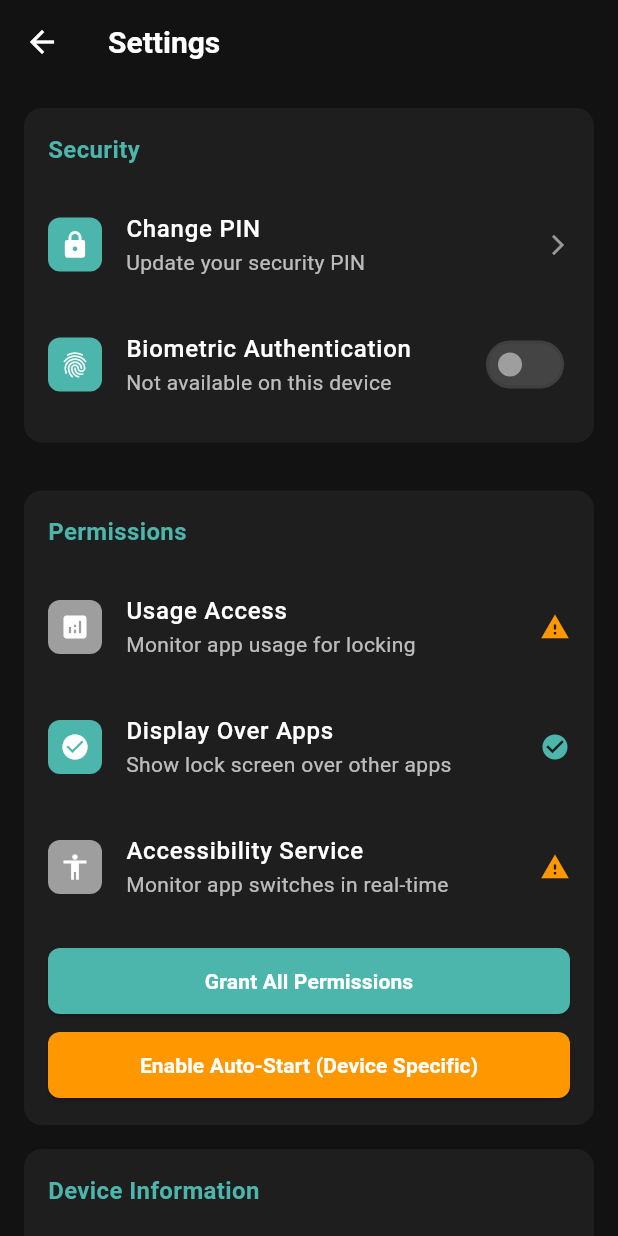
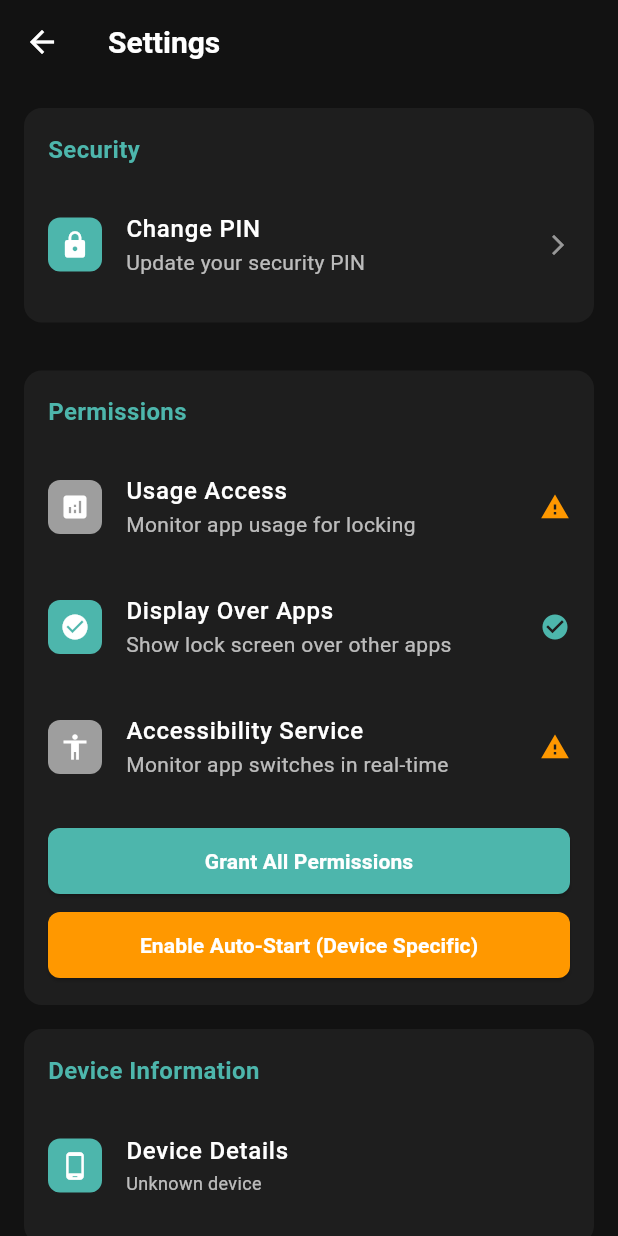
Before and after one commit to rianphlox/app-locker, a Flutter app: the HomeScreen screen opened directly, after a tap on the "settings" icon, on a phone screen of 412 x 824 dp. Run offline on Flutter 3.47's test engine with Material 3 defaults, Android fonts, the phone set to English and light mode, and no system bars; our stand-ins replace logger, permission_handler, shared_preferences, sqflite; missing offline and left inert: flutter_background_service; accounts and stored records are empty; project files that could hold a hidden picture were left out.

Commit message:
fix: Remove biometric auth, implement native PIN unlock, but PIN interception loop persists
## Changes Made
- **Removed biometric authentication completely**:
  - Deleted local_auth dependency from pubspec.yaml
  - Removed biometric permissions from AndroidManifest.xml
  - Stripped biometric UI and methods from settings_screen.dart
  - Removed biometric methods from app_lock_service.dart

- **Enhanced native PIN unlock system**:
  - Modified AccessibilityService to launch PinUnlockActivity directly
  - Fixed SharedPreferences access (flutter.app_pin key in FlutterSharedPreferences)
  - Added comprehensive logging with 🔐 markers for debugging
  - Implemented SHA-256 PIN verification in native Android code

## Current Issue: PIN Interception Loop
PIN verification works correctly (logs show "Hashes match: true"), but after successful unlock:
1. User enters correct PIN ✅
2. Native code verifies PIN successfully ✅
3. Target app launches ✅
4. AccessibilityService immediately re-intercepts the launched app ❌
5. PIN screen appears again, creating infinite loop ❌

## Technical Details
- PIN hashing: SHA-256 with correct algorithm implementation
- SharedPreferences: Native code now correctly accesses FlutterSharedPreferences
- Logging: Full flow traceability with 🔐 step markers
- Build: Clean compilation without biometric dependencies

## Next Steps Required
Need to implement temporary unlock mechanism in AccessibilityService to prevent
immediate re-interception after successful PIN entry. The app should allow
access to unlocked apps for a brief period without triggering PIN screen again.

🤖 Generated with [Claude Code](https://claude.ai/code)

Co-Authored-By: Claude <noreply@anthropic.com>

```diff
--- a/lib/screens/settings_screen.dart
+++ b/lib/screens/settings_screen.dart
@@ -1,5 +1,4 @@
 import 'package:flutter/material.dart';
-import 'package:local_auth/local_auth.dart';
 import '../services/app_lock_service.dart';
 import '../services/platform_service.dart';
 import '../services/permission_service.dart';
@@ -13,9 +12,6 @@ class SettingsScreen extends StatefulWidget {
 }
 
 class _SettingsScreenState extends State<SettingsScreen> {
-  final LocalAuthentication _localAuth = LocalAuthentication();
-  bool _isBiometricEnabled = false;
-  bool _biometricAvailable = false;
   String _deviceInfo = 'Loading...';
   bool _hasUsageStats = false;
   bool _hasOverlay = false;
@@ -24,73 +20,12 @@ class _SettingsScreenState extends State<SettingsScreen> {
   @override
   void initState() {
     super.initState();
-    _loadSettings();
-    _checkBiometricAvailability();
     _loadDeviceInfo();
     _checkPermissions();
   }
 
-  Future<void> _loadSettings() async {
-    setState(() {
-      _isBiometricEnabled = AppLockService.isBiometricEnabled();
-    });
-  }
 
-  Future<void> _checkBiometricAvailability() async {
-    try {
-      final isAvailable = await _localAuth.canCheckBiometrics;
-      final isDeviceSupported = await _localAuth.isDeviceSupported();
-      setState(() {
-        _biometricAvailable = isAvailable && isDeviceSupported;
-      });
-    } catch (e) {
-      setState(() {
-        _biometricAvailable = false;
-      });
-    }
-  }
 
-  Future<void> _toggleBiometric(bool value) async {
-    if (value) {
-      try {
-        final isAuthenticated = await _localAuth.authenticate(
-          localizedReason: 'Enable biometric authentication for QVault',
-          options: const AuthenticationOptions(
-            biometricOnly: false,
-            stickyAuth: true,
-          ),
-        );
-
-        if (isAuthenticated) {
-          await AppLockService.setBiometricEnabled(true);
-          setState(() {
-            _isBiometricEnabled = true;
-          });
-          if (mounted) {
-            ScaffoldMessenger.of(context).showSnackBar(
-              const SnackBar(content: Text('Biometric authentication enabled')),
-            );
-          }
-        }
-      } catch (e) {
-        if (mounted) {
-          ScaffoldMessenger.of(context).showSnackBar(
-            SnackBar(content: Text('Failed to enable biometric: $e')),
-          );
-        }
-      }
-    } else {
-      await AppLockService.setBiometricEnabled(false);
-      setState(() {
-        _isBiometricEnabled = false;
-      });
-      if (mounted) {
-        ScaffoldMessenger.of(context).showSnackBar(
-          const SnackBar(content: Text('Biometric authentication disabled')),
-        );
-      }
-    }
-  }
 
   Future<void> _changePIN() async {
     Navigator.of(context).push(
@@ -208,7 +143,7 @@ class _SettingsScreenState extends State<SettingsScreen> {
         ),
         content: const Text(
           'QVault respects your privacy. All data is stored locally on your device and is never transmitted to external servers. '
-          'Your PIN and biometric data are securely encrypted and stored only on your device.',
+          'Your PIN is securely encrypted and stored only on your device.',
           style: TextStyle(color: Colors.white70),
         ),
         actions: [
@@ -304,46 +239,6 @@ class _SettingsScreenState extends State<SettingsScreen> {
                     size: 16,
                   ),
                   onTap: _changePIN,
-                ),
-                const SizedBox(height: 8),
-                ListTile(
-                  contentPadding: EdgeInsets.zero,
-                  leading: Container(
-                    padding: const EdgeInsets.all(8),
-                    decoration: BoxDecoration(
-                      color: const Color(0xFF4DB6AC),
-                      borderRadius: BorderRadius.circular(8),
-                    ),
-                    child: const Icon(
-                      Icons.fingerprint,
-                      color: Colors.white,
-                      size: 20,
-                    ),
-                  ),
-                  title: const Text(
-                    'Biometric Authentication',
-                    style: TextStyle(
-                      color: Colors.white,
-                      fontSize: 16,
-                      fontWeight: FontWeight.w500,
-                    ),
-                  ),
-                  subtitle: Text(
-                    _biometricAvailable
-                        ? 'Use fingerprint or face unlock'
-                        : 'Not available on this device',
-                    style: const TextStyle(
-                      color: Colors.white70,
-                      fontSize: 14,
-                    ),
-                  ),
-                  trailing: Switch(
-                    value: _isBiometricEnabled && _biometricAvailable,
-                    onChanged: _biometricAvailable ? _toggleBiometric : null,
-                    activeTrackColor: const Color(0xFF4DB6AC).withValues(alpha: 0.3),
-                    inactiveThumbColor: Colors.grey,
-                    inactiveTrackColor: Colors.grey.withValues(alpha: 0.3),
-                  ),
                 ),
               ],
             ),
--- a/lib/services/app_lock_service.dart
+++ b/lib/services/app_lock_service.dart
@@ -97,14 +97,6 @@ class AppLockService {
   }
 
   // Settings
-  static bool isBiometricEnabled() {
-    return _prefs.getBool('biometric_enabled') ?? false;
-  }
-
-  static Future<void> setBiometricEnabled(bool enabled) async {
-    await _prefs.setBool('biometric_enabled', enabled);
-  }
-
   static bool isAutoLockEnabled() {
     return _prefs.getBool('auto_lock_enabled') ?? false;
   }
--- a/pubspec.yaml
+++ b/pubspec.yaml
@@ -1,5 +1,5 @@
 name: qvault
-description: A Flutter-based app locker with PIN and biometric authentication.
+description: A Flutter-based app locker with PIN authentication.
 publish_to: 'none'
 
 version: 1.0.0+1
@@ -14,7 +14,6 @@ dependencies:
   cupertino_icons: ^1.0.8
 
   # Core app dependencies
-  local_auth: ^2.1.8
   shared_preferences: ^2.2.3
   permission_handler: ^11.3.1
   flutter_background_service: ^5.0.8
```
Also changed, not shown: pubspec.lock, 6 other files.
